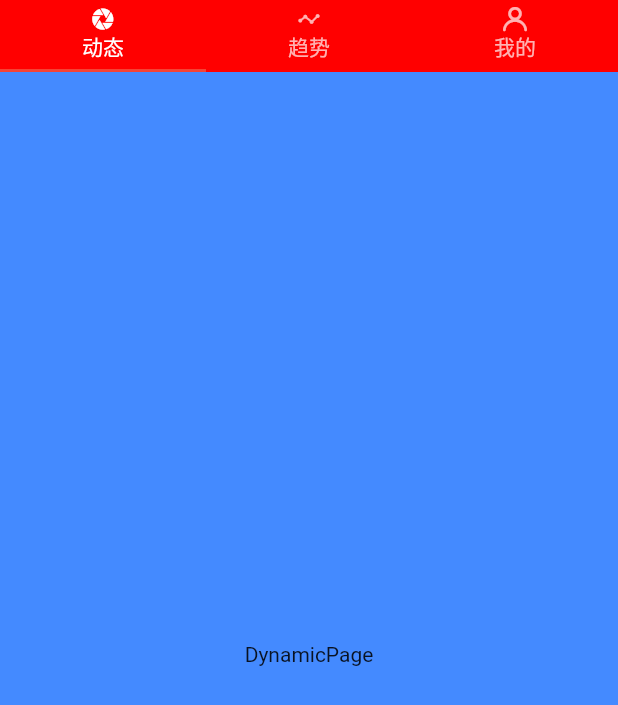
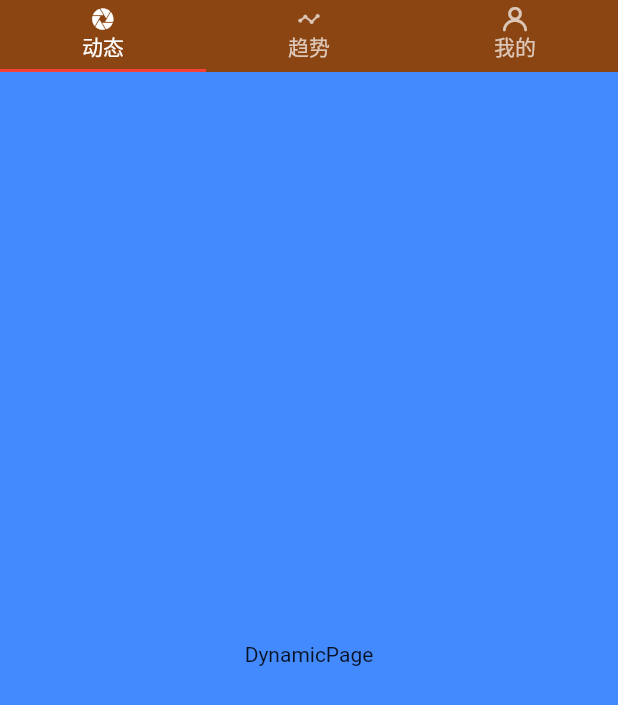
Before and after one commit to NiLuogege/HybridApp, a Flutter app: the screen it shows after launch, on a phone screen of 412 x 824 dp. Shown: the top 705 px of the screen. Run offline on Flutter 3.47's test engine with Material 2 defaults, Android fonts, the phone set to English and light mode, and no system bars; our stand-ins replace dio.

Commit message:
为自定义 的TabBar添加背景色

```diff
--- a/flutter_module/lib/common/style/Style.dart
+++ b/flutter_module/lib/common/style/Style.dart
@@ -1,4 +1,9 @@
 import 'package:flutter/material.dart';
+
+class MyColors {
+  static const int white = 0xffffffff;
+  static const int red2 = 0xff8B4513;
+}
 
 class MyIcons {
   static const String FONT_FAMILY = "myIconFont";
--- a/flutter_module/lib/main.dart
+++ b/flutter_module/lib/main.dart
@@ -56,6 +56,7 @@ class MyApp extends StatelessWidget {
         type: TabBarWidget.TOP_TAB,
         tabItems: tabs,
         tabViews: pageViews,
+        backgroundColor: Color(MyColors.red2),
       ),
     );
   }
--- a/flutter_module/lib/widget/MyTabBar.dart
+++ b/flutter_module/lib/widget/MyTabBar.dart
@@ -2,7 +2,7 @@ import 'package:flutter/material.dart';
 
 class MyTabBar extends StatefulWidget implements PreferredSizeWidget {
   final Widget child;
-  final int backgroundColor;
+  final Color backgroundColor;
 
   MyTabBar(this.child, this.backgroundColor) : assert(child != null);
 
@@ -21,7 +21,7 @@ class MyTabBarState extends State<MyTabBar> {
   @override
   Widget build(BuildContext context) {
     return new Container(
-      color: new Color(widget.backgroundColor),
+      color: widget.backgroundColor,
       child: new SafeArea(top: true, child: widget.child),
     );
   }
--- a/flutter_module/lib/widget/TabBarWidget.dart
+++ b/flutter_module/lib/widget/TabBarWidget.dart
@@ -39,6 +39,7 @@ class TabBarWidget extends StatefulWidget {
   State<StatefulWidget> createState() => new _TabBarState(
         type,
         tabViews,
+        backgroundColor,
       );
 }
 
@@ -49,6 +50,8 @@ class _TabBarState extends State<TabBarWidget>
   final List<Widget> _tabViews;
 
 //
+  final Color _backgroundColor;
+
 //  final Color _indicatorColor;
 //
 //  final Widget _title;
@@ -63,7 +66,7 @@ class _TabBarState extends State<TabBarWidget>
 //
 //  final ValueChanged<int> _onPageChanged;
 
-  _TabBarState(this._type, this._tabViews) : super();
+  _TabBarState(this._type, this._tabViews, this._backgroundColor) : super();
 
   TabController _tabController;
 
@@ -90,7 +93,7 @@ class _TabBarState extends State<TabBarWidget>
 //            _tarWidgetControl == null ? [] : _tarWidgetControl.footerButton,
         appBar: new MyTabBar(
             new TabBar(controller: _tabController, tabs: widget.tabItems),
-            0xffff0000),
+            _backgroundColor),
         body: new PageView(
           children: _tabViews,
         ),
```
